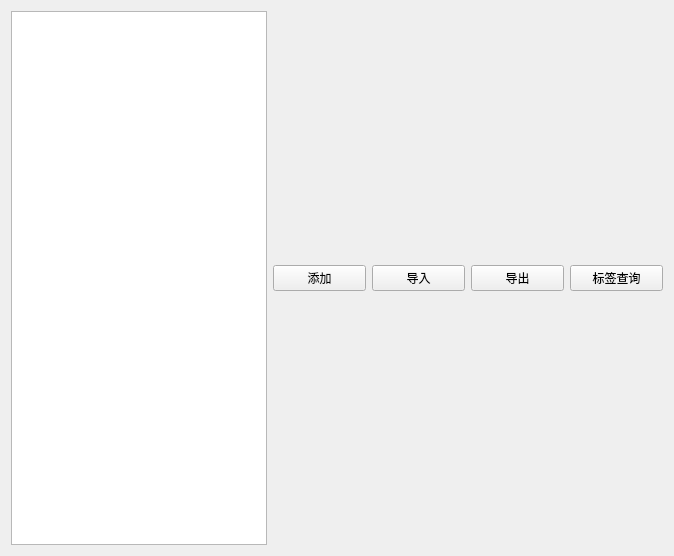
First picture: the form in uitester/ui/case_manager/case_manager.ui, repository IfengAutomation/uitester, before the edit.
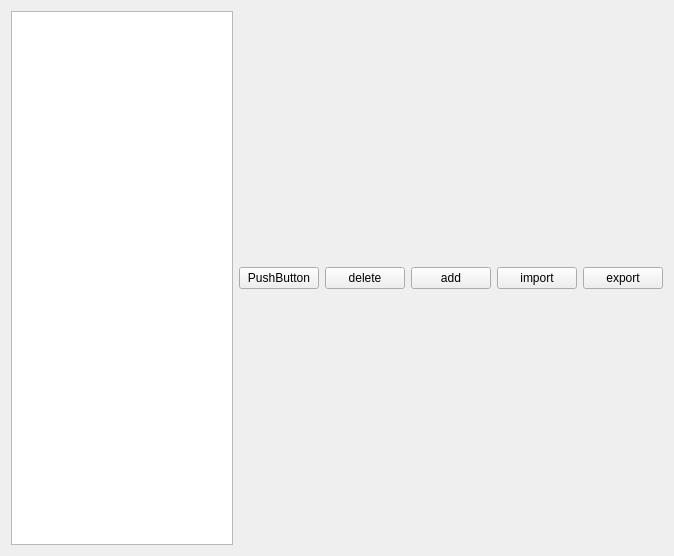
Second picture: the form after the edit.

Diff of the .ui file:
```diff
--- a/uitester/ui/case_manager/case_manager.ui
+++ b/uitester/ui/case_manager/case_manager.ui
@@ -41,38 +41,41 @@
      <item>
       <layout class="QVBoxLayout" name="data_message_layout">
        <item>
-        <layout class="QVBoxLayout" name="verticalLayout_2">
-         <item>
           <layout class="QHBoxLayout" name="query_conditions_layout">
+         <item>
+          <widget class="QPushButton" name="check_button">
+           <property name="text">
+            <string>PushButton</string>
+           </property>
+          </widget>
+         </item>
+         <item>
+          <widget class="QPushButton" name="delete_case_button">
+           <property name="text">
+            <string>delete</string>
+           </property>
+          </widget>
+         </item>
            <item>
             <widget class="QPushButton" name="add_case_button">
              <property name="text">
-              <string>添加</string>
+            <string>add</string>
              </property>
             </widget>
            </item>
            <item>
             <widget class="QPushButton" name="pushButton">
              <property name="text">
-              <string>导入</string>
+            <string>import</string>
              </property>
             </widget>
            </item>
            <item>
             <widget class="QPushButton" name="pushButton_2">
              <property name="text">
-              <string>导出</string>
-             </property>
-            </widget>
-           </item>
-           <item>
-            <widget class="QPushButton" name="query_cases_button">
-             <property name="text">
-              <string>标签查询</string>
-             </property>
-            </widget>
-           </item>
-          </layout>
+            <string>export</string>
+           </property>
+          </widget>
          </item>
         </layout>
        </item>
```
Left out of the diff: 4 changed lines with no effect on the pictures. Lines whose indentation alone changed are shown as unchanged.
